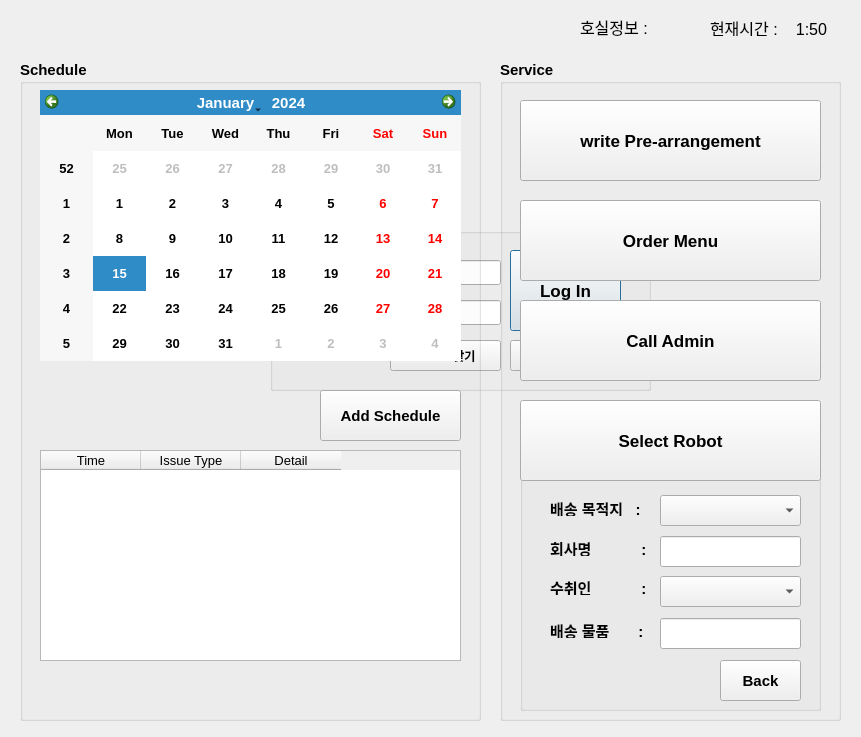
Qt form src/rio_ui/rio_ui/ui/user_service.ui (addinedu-ros-4th/ros-repo-1) before a commit.
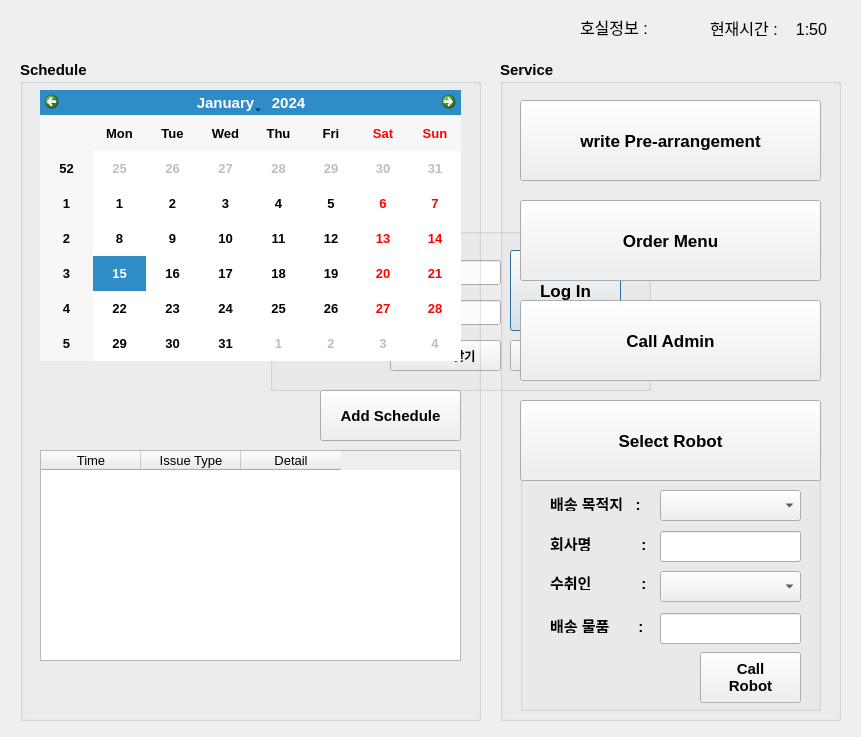
The same form after that commit.

The edit to the form file:
```diff
--- a/src/rio_ui/rio_ui/ui/user_service.ui
+++ b/src/rio_ui/rio_ui/ui/user_service.ui
@@ -280,8 +280,8 @@
     <widget class="QPushButton" name="sendRobotRequestBtn">
      <property name="geometry">
       <rect>
-       <x>190</x>
-       <y>30</y>
+       <x>180</x>
+       <y>252</y>
        <width>101</width>
        <height>51</height>
       </rect>
@@ -332,7 +332,7 @@
      <property name="geometry">
       <rect>
        <x>30</x>
-       <y>100</y>
+       <y>95</y>
        <width>101</width>
        <height>16</height>
       </rect>
@@ -345,7 +345,7 @@
      <property name="geometry">
       <rect>
        <x>30</x>
-       <y>222</y>
+       <y>217</y>
        <width>101</width>
        <height>16</height>
       </rect>
@@ -358,7 +358,7 @@
      <property name="geometry">
       <rect>
        <x>140</x>
-       <y>218</y>
+       <y>213</y>
        <width>141</width>
        <height>31</height>
       </rect>
@@ -368,7 +368,7 @@
      <property name="geometry">
       <rect>
        <x>30</x>
-       <y>179</y>
+       <y>174</y>
        <width>101</width>
        <height>16</height>
       </rect>
@@ -381,7 +381,7 @@
      <property name="geometry">
       <rect>
        <x>140</x>
-       <y>95</y>
+       <y>90</y>
        <width>141</width>
        <height>31</height>
       </rect>
@@ -391,7 +391,7 @@
      <property name="geometry">
       <rect>
        <x>140</x>
-       <y>136</y>
+       <y>131</y>
        <width>141</width>
        <height>31</height>
       </rect>
@@ -404,7 +404,7 @@
      <property name="geometry">
       <rect>
        <x>30</x>
-       <y>140</y>
+       <y>135</y>
        <width>101</width>
        <height>16</height>
       </rect>
@@ -417,7 +417,7 @@
      <property name="geometry">
       <rect>
        <x>140</x>
-       <y>176</y>
+       <y>171</y>
        <width>141</width>
        <height>31</height>
       </rect>
@@ -426,10 +426,10 @@
     <widget class="QPushButton" name="backBtn">
      <property name="geometry">
       <rect>
-       <x>200</x>
-       <y>260</y>
-       <width>81</width>
-       <height>41</height>
+       <x>190</x>
+       <y>30</y>
+       <width>101</width>
+       <height>51</height>
       </rect>
      </property>
      <property name="text">
```
Left out of the diff: 13 changed lines with no effect on the pictures.
